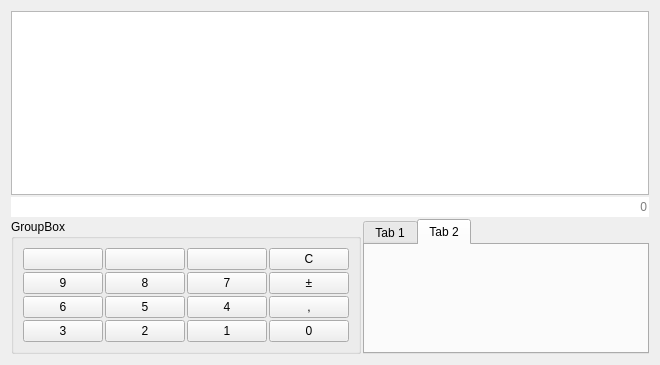
Above: my_form_calculator.ui from pAVlicSim/pyqt_calculator before the change. Below: the same form after it.
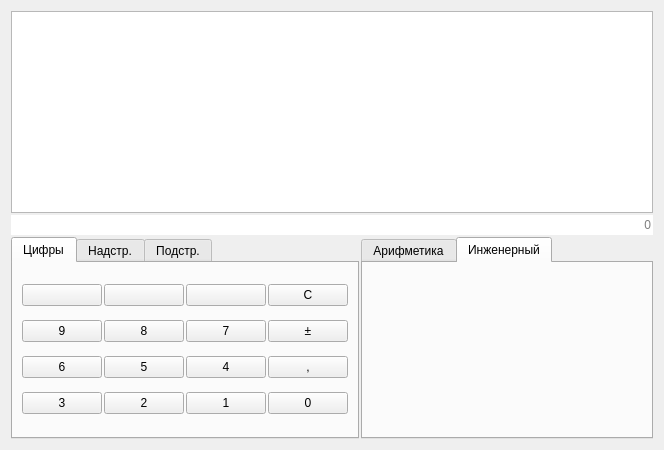
That is the form after the change. The open tabs and pages were chosen to show the change.

Commit message: исправление ошибок, добавлена обработка исключений и информационные сообщения о ошибкаж ввода

What changed in the file:
```diff
--- a/my_form_calculator.ui
+++ b/my_form_calculator.ui
@@ -6,8 +6,8 @@
    <rect>
     <x>0</x>
     <y>0</y>
-    <width>660</width>
-    <height>365</height>
+    <width>664</width>
+    <height>450</height>
    </rect>
   </property>
   <property name="windowTitle">
@@ -44,10 +44,14 @@
      <item>
       <layout class="QHBoxLayout" name="horizontalLayout_2">
        <item>
-        <widget class="QGroupBox" name="groupBox">
-         <property name="title">
-          <string>GroupBox</string>
+        <widget class="QTabWidget" name="tabWidget_numbers">
+         <property name="currentIndex">
+          <number>0</number>
          </property>
+         <widget class="QWidget" name="tabWidgetPage1" native="true">
+          <attribute name="title">
+           <string>Цифры</string>
+          </attribute>
          <layout class="QHBoxLayout" name="horizontalLayout_3" stretch="0">
           <property name="spacing">
            <number>2</number>
@@ -173,6 +177,17 @@
           </item>
          </layout>
         </widget>
+         <widget class="QWidget" name="tab_3">
+          <attribute name="title">
+           <string>Надстр.</string>
+          </attribute>
+         </widget>
+         <widget class="QWidget" name="tab_4">
+          <attribute name="title">
+           <string>Подстр.</string>
+          </attribute>
+         </widget>
+        </widget>
        </item>
        <item>
         <widget class="QTabWidget" name="tabWidget">
@@ -181,7 +196,7 @@
          </property>
          <widget class="QWidget" name="tab">
           <attribute name="title">
-           <string>Tab 1</string>
+           <string>Арифметика</string>
           </attribute>
           <layout class="QHBoxLayout" name="horizontalLayout_4">
            <item>
@@ -257,7 +272,7 @@
          </widget>
          <widget class="QWidget" name="tab_2">
           <attribute name="title">
-           <string>Tab 2</string>
+           <string>Инженерный</string>
           </attribute>
           <layout class="QHBoxLayout" name="horizontalLayout_5">
            <item>
```
Left out of the diff: 4 changed lines with no effect on the pictures. Lines whose indentation alone changed are shown as unchanged. The commit also changes 3 other files.
